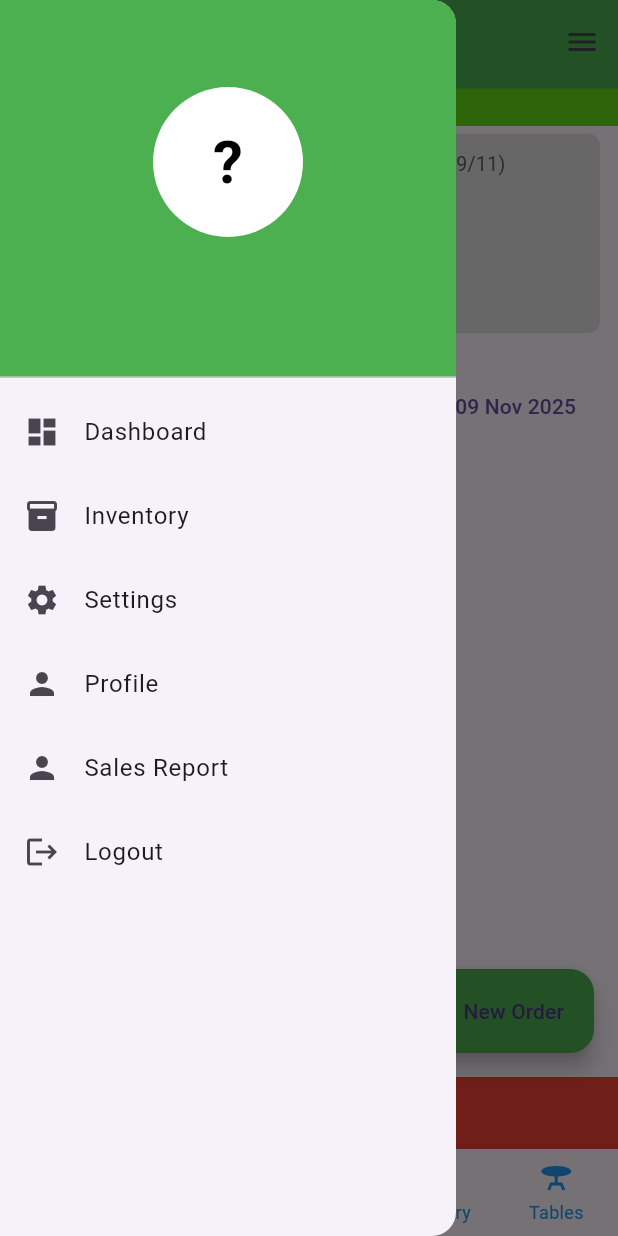
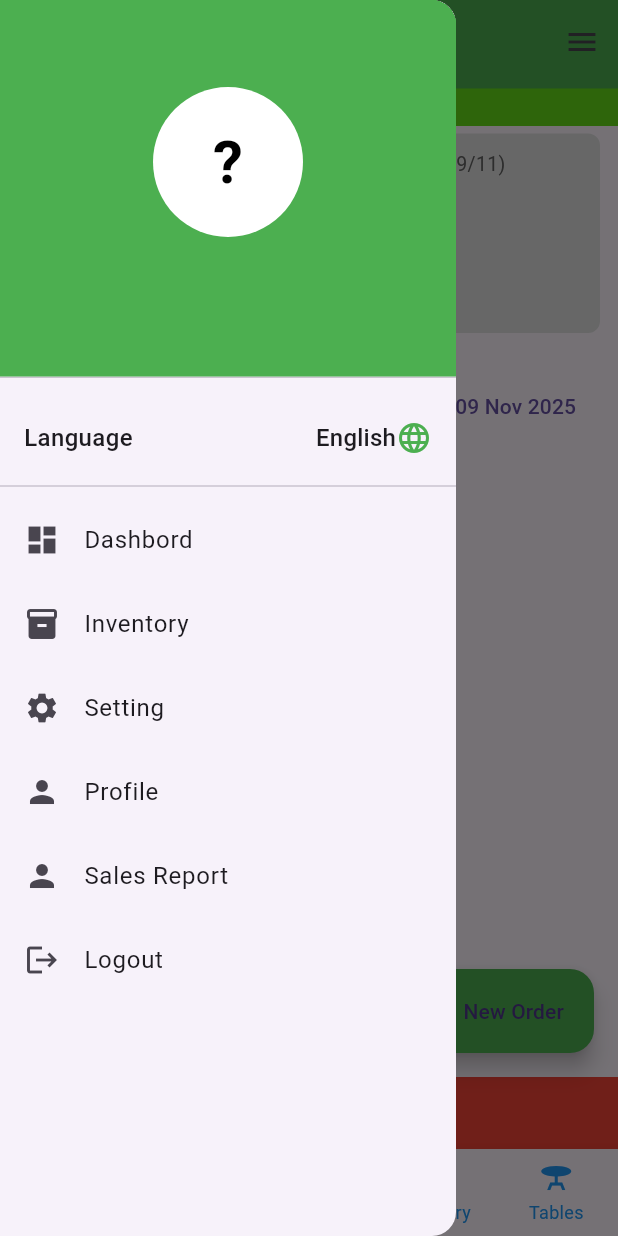
Before and after one commit to Gani121/plastore, a Flutter app: the DostiKitchenPage screen opened directly, with the side drawer open, on a phone screen of 412 x 824 dp. Run offline on Flutter 3.47's test engine with Material 3 defaults, Android fonts, the phone set to English and light mode, and no system bars; our stand-ins replace connectivity_plus, csv, dio, dotted_border, file_picker, fl_chart and 13 more; missing offline and left inert: android_intent_plus, blue_thermal_printer, esc_pos_utils_plus, tabler_icons_flutter, telephony_sms; accounts and stored records are empty; generated files the repository leaves out were written again.

Commit message:
marathi language added

````diff
--- /dev/null
+++ b/lib/cartprovier/locale_provider.dart
@@ -0,0 +1,33 @@
+import 'package:flutter/material.dart';
+import 'package:shared_preferences/shared_preferences.dart';
+
+class LocaleProvider with ChangeNotifier {
+  Locale? _locale;
+  Locale? get locale => _locale;
+
+  LocaleProvider() {
+    _loadSavedLocale(); // Load the language when the app starts
+  }
+
+  // Get the saved language from SharedPreferences
+  void _loadSavedLocale() async {
+    final prefs = await SharedPreferences.getInstance();
+    // Get the saved language code (e.g., 'mr', 'hi', 'en')
+    String? languageCode = prefs.getString('languageCode');
+
+    if (languageCode != null) {
+      _locale = Locale(languageCode);
+      notifyListeners();
+    }
+  }
+
+  // Set and save the new language
+  void setLocale(Locale newLocale) async {
+    _locale = newLocale;
+    notifyListeners();
+
+    final prefs = await SharedPreferences.getInstance();
+    // Save the new language code
+    await prefs.setString('languageCode', newLocale.languageCode);
+  }
+}
--- /dev/null
+++ b/lib/l10n/app_en.arb
@@ -0,0 +1,14 @@
+{
+  "@@locale": "en",
+  "addMoreItems": "ADD MORE ITEMS",
+  "billItems": "BILL ITEMS",
+  "customerName": "Customer/Supplier Name",
+  "total": "Total:",
+  "inventory": "Inventory",
+  "dashbord":"Dashbord",
+  "setting" : "Setting",
+  "profile":"Profile",
+  "sales_report": "Sales Report",
+  "logout":"Logout",
+  "language": "Language"
+}
--- /dev/null
+++ b/lib/l10n/app_hi.arb
@@ -0,0 +1,14 @@
+{
+  "@@locale": "hi",
+  "addMoreItems": "और आइटम जोड़ें",
+  "billItems": "बिल आइटम",
+  "customerName": "ग्राहक/आपूर्तिकर्ता का नाम",
+  "total": "कुल:",
+  "inventory": "सूची",
+  "dashbord": "डैशबोर्ड",
+  "setting": "सेटिंग्स",
+  "profile": "प्रोफ़ाइल",
+  "sales_report": "बिक्री रिपोर्ट",
+  "logout": "लॉग आउट",
+  "language": "भाषा"
+}
--- /dev/null
+++ b/lib/l10n/app_localizations.dart
@@ -0,0 +1,204 @@
+import 'dart:async';
+
+import 'package:flutter/foundation.dart';
+import 'package:flutter/widgets.dart';
+import 'package:flutter_localizations/flutter_localizations.dart';
+import 'package:intl/intl.dart' as intl;
+
+import 'app_localizations_en.dart';
+import 'app_localizations_hi.dart';
+import 'app_localizations_mr.dart';
+
+// ignore_for_file: type=lint
+
+/// Callers can lookup localized strings with an instance of AppLocalizations
+/// returned by `AppLocalizations.of(context)`.
+///
+/// Applications need to include `AppLocalizations.delegate()` in their app's
+/// `localizationDelegates` list, and the locales they support in the app's
+/// `supportedLocales` list. For example:
+///
+/// ```dart
+/// import 'l10n/app_localizations.dart';
+///
+/// return MaterialApp(
+///   localizationsDelegates: AppLocalizations.localizationsDelegates,
+///   supportedLocales: AppLocalizations.supportedLocales,
+///   home: MyApplicationHome(),
+/// );
+/// ```
+///
+/// ## Update pubspec.yaml
+///
+/// Please make sure to update your pubspec.yaml to include the following
+/// packages:
+///
+/// ```yaml
+/// dependencies:
+///   # Internationalization support.
+///   flutter_localizations:
+///     sdk: flutter
+///   intl: any # Use the pinned version from flutter_localizations
+///
+///   # Rest of dependencies
+/// ```
+///
+/// ## iOS Applications
+///
+/// iOS applications define key application metadata, including supported
+/// locales, in an Info.plist file that is built into the application bundle.
+/// To configure the locales supported by your app, you’ll need to edit this
+/// file.
+///
+/// First, open your project’s ios/Runner.xcworkspace Xcode workspace file.
+/// Then, in the Project Navigator, open the Info.plist file under the Runner
+/// project’s Runner folder.
+///
+/// Next, select the Information Property List item, select Add Item from the
+/// Editor menu, then select Localizations from the pop-up menu.
+///
+/// Select and expand the newly-created Localizations item then, for each
+/// locale your application supports, add a new item and select the locale
+/// you wish to add from the pop-up menu in the Value field. This list should
+/// be consistent with the languages listed in the AppLocalizations.supportedLocales
+/// property.
+abstract class AppLocalizations {
+  AppLocalizations(String locale)
+    : localeName = intl.Intl.canonicalizedLocale(locale.toString());
+
+  final String localeName;
+
+  static AppLocalizations? of(BuildContext context) {
+    return Localizations.of<AppLocalizations>(context, AppLocalizations);
+  }
+
+  static const LocalizationsDelegate<AppLocalizations> delegate =
+      _AppLocalizationsDelegate();
+
+  /// A list of this localizations delegate along with the default localizations
+  /// delegates.
+  ///
+  /// Returns a list of localizations delegates containing this delegate along with
+  /// GlobalMaterialLocalizations.delegate, GlobalCupertinoLocalizations.delegate,
+  /// and GlobalWidgetsLocalizations.delegate.
+  ///
+  /// Additional delegates can be added by appending to this list in
+  /// MaterialApp. This list does not have to be used at all if a custom list
+  /// of delegates is preferred or required.
+  static const List<LocalizationsDelegate<dynamic>> localizationsDelegates =
+      <LocalizationsDelegate<dynamic>>[
+        delegate,
+        GlobalMaterialLocalizations.delegate,
+        GlobalCupertinoLocalizations.delegate,
+        GlobalWidgetsLocalizations.delegate,
+      ];
+
+  /// A list of this localizations delegate's supported locales.
+  static const List<Locale> supportedLocales = <Locale>[
+    Locale('en'),
+    Locale('hi'),
+    Locale('mr'),
+  ];
+
+  /// No description provided for @addMoreItems.
+  ///
+  /// In en, this message translates to:
+  /// **'ADD MORE ITEMS'**
+  String get addMoreItems;
+
+  /// No description provided for @billItems.
+  ///
+  /// In en, this message translates to:
+  /// **'BILL ITEMS'**
+  String get billItems;
+
+  /// No description provided for @customerName.
+  ///
+  /// In en, this message translates to:
+  /// **'Customer/Supplier Name'**
+  String get customerName;
+
+  /// No description provided for @total.
+  ///
+  /// In en, this message translates to:
+  /// **'Total:'**
+  String get total;
+
+  /// No description provided for @inventory.
+  ///
+  /// In en, this message translates to:
+  /// **'Inventory'**
+  String get inventory;
+
+  /// No description provided for @dashbord.
+  ///
+  /// In en, this message translates to:
+  /// **'Dashbord'**
+  String get dashbord;
+
+  /// No description provided for @setting.
+  ///
+  /// In en, this message translates to:
+  /// **'Setting'**
+  String get setting;
+
+  /// No description provided for @profile.
+  ///
+  /// In en, this message translates to:
+  /// **'Profile'**
+  String get profile;
+
+  /// No description provided for @sales_report.
+  ///
+  /// In en, this message translates to:
+  /// **'Sales Report'**
+  String get sales_report;
+
+  /// No description provided for @logout.
+  ///
+  /// In en, this message translates to:
+  /// **'Logout'**
+  String get logout;
+
+  /// No description provided for @language.
+  ///
+  /// In en, this message translates to:
+  /// **'Language'**
+  String get language;
+}
+
+class _AppLocalizationsDelegate
+    extends LocalizationsDelegate<AppLocalizations> {
+  const _AppLocalizationsDelegate();
+
+  @override
+  Future<AppLocalizations> load(Locale locale) {
+    return SynchronousFuture<AppLocalizations>(lookupAppLocalizations(locale));
+  }
+
+  @override
+  bool isSupported(Locale locale) =>
+      <String>['en', 'hi', 'mr'].contains(locale.languageCode);
+
+  @override
+  bool shouldReload(_AppLocalizationsDelegate old) => false;
+}
+
+AppLocalizations lookupAppLocalizations(Locale locale) {
+  // Lookup logic when only language code is specified.
+  switch (locale.languageCode) {
+    case 'en':
+      return AppLocalizationsEn();
+    case 'hi':
+      return AppLocalizationsHi();
+    case 'mr':
+      return AppLocalizationsMr();
+  }
+
+  throw FlutterError(
+    'AppLocalizations.delegate failed to load unsupported locale "$locale". This is likely '
+    'an issue with the localizations generation tool. Please file an issue '
+    'on GitHub with a reproducible sample app and the gen-l10n configuration '
+    'that was used.',
+  );
+}
--- a/lib/main.dart
+++ b/lib/main.dart
@@ -35,6 +35,9 @@ import './MenuItemPage.dart';
 import 'package:connectivity_plus/connectivity_plus.dart';
 import './table_selection/tabledata.dart';
 import 'table_selection/table_view.dart';
+import 'package:flutter_localizations/flutter_localizations.dart';
+import 'package:test1/l10n/app_localizations.dart';
+import 'package:test1/cartprovier/locale_provider.dart';
 
 final printer = BillPrinter();
 String selectedStyle = "";
@@ -58,6 +61,7 @@ void main() async {
     MultiProvider(
       providers: [
         Provider<ObjectBoxService>.value(value: objectBoxService),
+        ChangeNotifierProvider(create: (_) => LocaleProvider()),
         ChangeNotifierProvider(create: (_) => CartProvider()),
         ChangeNotifierProvider(create: (_) => ThemeProvider()),
         ChangeNotifierProvider(create: (_) => AppState()),
@@ -72,11 +76,27 @@ class MyApp extends StatelessWidget {
 
   @override
   Widget build(BuildContext context) {
-    return MaterialApp(
-      title: 'Orbipay',
-      theme: ThemeData(primarySwatch: Colors.red),
-      home: const LoginPage(), // 👈 show splash first
-      debugShowCheckedModeBanner: false,
+    // 1. Wrap your MaterialApp in a Consumer for LocaleProvider
+    return Consumer<LocaleProvider>(
+      builder: (context, localeProvider, child) {
+        // 'localeProvider' (lowercase 'l') is now the
+        // ACTUAL INSTANCE of your provider.
+
+        return MaterialApp(
+          title: 'Orbipay',
+
+          // 2. Now you can access the 'locale' property from the instance
+          locale: localeProvider.locale,
+
+          // These lines are correct
+          localizationsDelegates: AppLocalizations.localizationsDelegates,
+          supportedLocales: AppLocalizations.supportedLocales,
+
+          theme: ThemeData(primarySwatch: Colors.red),
+          home: const LoginPage(),
+          debugShowCheckedModeBanner: false,
+        );
+      },
     );
   }
 }
@@ -1038,15 +1058,78 @@ Future<void> _removeItemFromCart(Active_Table_view table, Map<String, dynamic> i
                   ),
                 ),
 
+                // ⬇️ PASTE THIS NEW WIDGET HERE ⬇️
+                Padding(
+                  padding: const EdgeInsets.fromLTRB(16.0, 8.0, 16.0, 0),
+                  child: Row(
+                    mainAxisAlignment: MainAxisAlignment.spaceBetween,
+                    children: [
+                      // Title for the dropdown
+                      Text(
+                        AppLocalizations.of(context)!.language, // "Language"
+                        style: const TextStyle(
+                          fontSize: 16,
+                          fontWeight: FontWeight.w500,
+                        ),
+                      ),
+
+                      // The dropdown itself, wrapped in a Consumer
+                      Consumer<LocaleProvider>(
+                        builder: (context, localeProvider, child) {
+
+                          // Determine the currently selected language
+                          String currentLangCode;
+                          if (localeProvider.locale != null) {
+                            // Use the language saved in the provider
+                            currentLangCode = localeProvider.locale!.languageCode;
+                          } else {
+                            // Otherwise, use the one Flutter detected
+                            currentLangCode = AppLocalizations.of(context)!.localeName;
+                          }
+
+                          return DropdownButton<String>(
+                            value: currentLangCode,
+                            underline: Container(), // Removes the default underline
+                            icon: Icon(Icons.language, color: themeProvider.primaryColor),
+                            onChanged: (String? newValue) {
+                              if (newValue != null) {
+                                // Tell the provider to set the new language
+                                localeProvider.setLocale(Locale(newValue));
+                              }
+                            },
+                            items: const [
+                              // These MUST match your .arb file names
+                              DropdownMenuItem(
+                                value: 'en',
+                                child: Text('English'),
+                              ),
+                              DropdownMenuItem(
+                                value: 'mr',
+                                child: Text('मराठी'),
+                              ),
+                              DropdownMenuItem(
+                                value: 'hi',
+                                child: Text('हिंदी'),
+                              ),
+                            ],
+                          );
+                        },
+                      ),
+                    ],
+                  ),
+                ),
+                const Divider(), // Adds a line to separate it from menu items
+                // ⬆️ END OF NEW WIDGET ⬆️
+
                 // Menu Items
                 ListTile(
                   leading: Icon(Icons.dashboard),
-                  title: Text('Dashboard'),
+                  title: Text(AppLocalizations.of(context)!.dashbord,),
                   onTap: () {},
                 ),
                 ListTile(
                   leading: Icon(Icons.inventory),
-                  title: Text('Inventory'),
+                  title: Text(AppLocalizations.of(context)!.inventory),
                   onTap: () {
                     Navigator.push(
                       context,
@@ -1056,7 +1139,7 @@ Future<void> _removeItemFromCart(Active_Table_view table, Map<String, dynamic> i
                 ),
                 ListTile(
                   leading: Icon(Icons.settings),
-                  title: Text('Settings'),
+                  title: Text(AppLocalizations.of(context)!.setting),
                   onTap: () {
                     Navigator.push(
                       context,
@@ -1066,7 +1149,7 @@ Future<void> _removeItemFromCart(Active_Table_view table, Map<String, dynamic> i
                 ),
                 ListTile(
                   leading: Icon(Icons.person),
-                  title: Text('Profile'),
+                  title: Text(AppLocalizations.of(context)!.profile),
                   onTap: () {
                     Navigator.push(
                       context,
@@ -1076,7 +1159,7 @@ Future<void> _removeItemFromCart(Active_Table_view table, Map<String, dynamic> i
                 ),
                 ListTile(
                   leading: Icon(Icons.person),
-                  title: Text('Sales Report'),
+                  title: Text(AppLocalizations.of(context)!.sales_report),
                   onTap: () {
                     Navigator.push(
                       context,
@@ -1088,7 +1171,7 @@ Future<void> _removeItemFromCart(Active_Table_view table, Map<String, dynamic> i
                 ),
                 ListTile(
                   leading: Icon(Icons.logout),
-                  title: Text('Logout'),
+                  title: Text(AppLocalizations.of(context)!.logout),
                   onTap: () {
                     showDialog(
                       context: context,
````
Also changed, not shown: lib/editBillPrint/editBill.dart (+51 -52 lines), lib/l10n/app_localizations_en.dart (added, +43 -0 lines), lib/l10n/app_localizations_hi.dart (added, +43 -0 lines), lib/l10n/app_localizations_mr.dart (added, +43 -0 lines).
